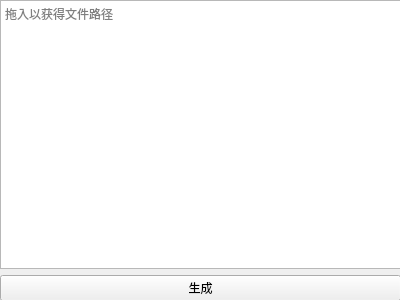
MesaPrime/PyLauncher, file launcher.ui: the form before one commit.
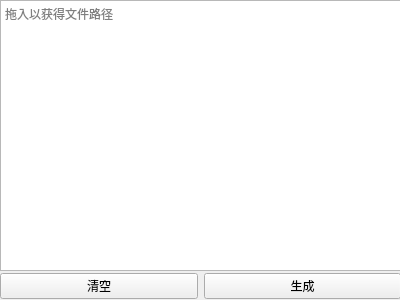
The form after the commit.

Commit message: ui update ->clear button added

```diff
--- a/launcher.ui
+++ b/launcher.ui
@@ -10,9 +10,45 @@
     <height>300</height>
    </rect>
   </property>
+  <property name="sizePolicy">
+   <sizepolicy hsizetype="Preferred" vsizetype="Preferred">
+    <horstretch>0</horstretch>
+    <verstretch>0</verstretch>
+   </sizepolicy>
+  </property>
+  <property name="minimumSize">
+   <size>
+    <width>400</width>
+    <height>300</height>
+   </size>
+  </property>
+  <property name="maximumSize">
+   <size>
+    <width>400</width>
+    <height>300</height>
+   </size>
+  </property>
+  <property name="sizeIncrement">
+   <size>
+    <width>400</width>
+    <height>300</height>
+   </size>
+  </property>
+  <property name="baseSize">
+   <size>
+    <width>400</width>
+    <height>300</height>
+   </size>
+  </property>
   <property name="windowTitle">
    <string>Launcher生成器</string>
   </property>
+  <property name="layoutDirection">
+   <enum>Qt::LeftToRight</enum>
+  </property>
+  <property name="styleSheet">
+   <string notr="true"/>
+  </property>
   <widget class="QWidget" name="verticalLayoutWidget">
    <property name="geometry">
     <rect>
@@ -23,6 +59,12 @@
     </rect>
    </property>
    <layout class="QVBoxLayout" name="verticalLayout">
+    <property name="spacing">
+     <number>2</number>
+    </property>
+    <property name="sizeConstraint">
+     <enum>QLayout::SetDefaultConstraint</enum>
+    </property>
     <item>
      <widget class="QTextEdit" name="textEdit">
       <property name="placeholderText">
@@ -31,11 +73,28 @@
      </widget>
     </item>
     <item>
-     <widget class="QPushButton" name="pushButton">
-      <property name="text">
-       <string>生成</string>
+     <layout class="QHBoxLayout" name="horizontalLayout">
+      <property name="spacing">
+       <number>6</number>
       </property>
-     </widget>
+      <property name="bottomMargin">
+       <number>2</number>
+      </property>
+      <item>
+       <widget class="QPushButton" name="pushButton_2">
+        <property name="text">
+         <string>清空</string>
+        </property>
+       </widget>
+      </item>
+      <item>
+       <widget class="QPushButton" name="pushButton">
+        <property name="text">
+         <string>生成</string>
+        </property>
+       </widget>
+      </item>
+     </layout>
     </item>
    </layout>
   </widget>
```
Left out of the diff: 3 changed lines with no effect on the pictures. The commit also changes 1 other file.
